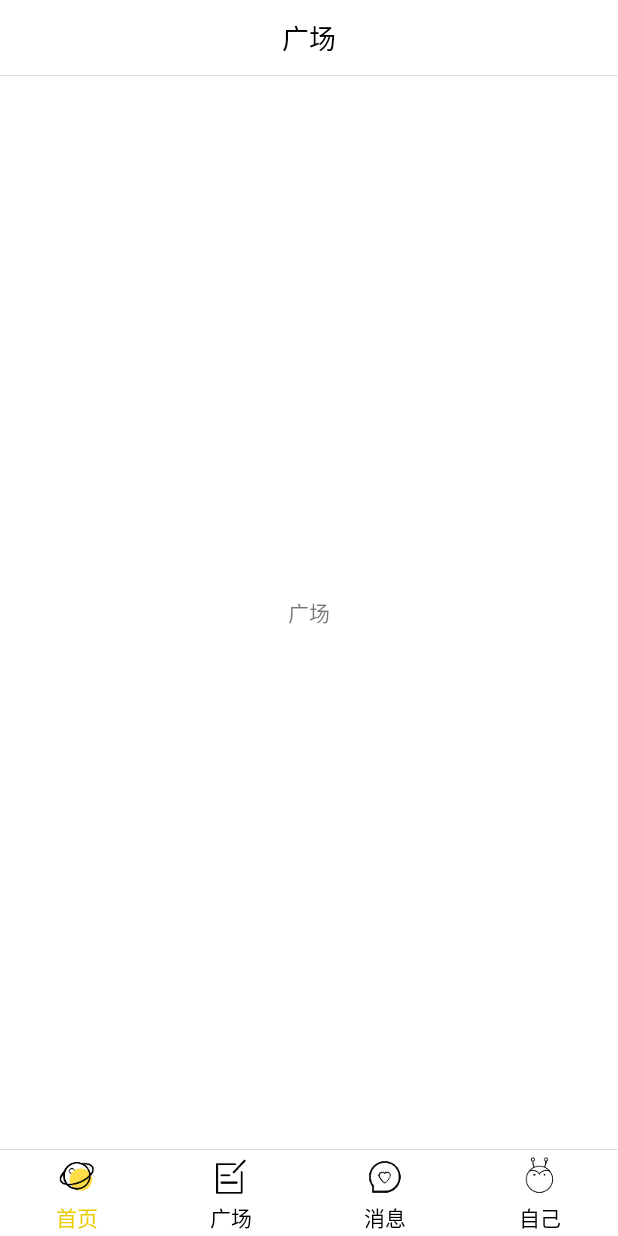
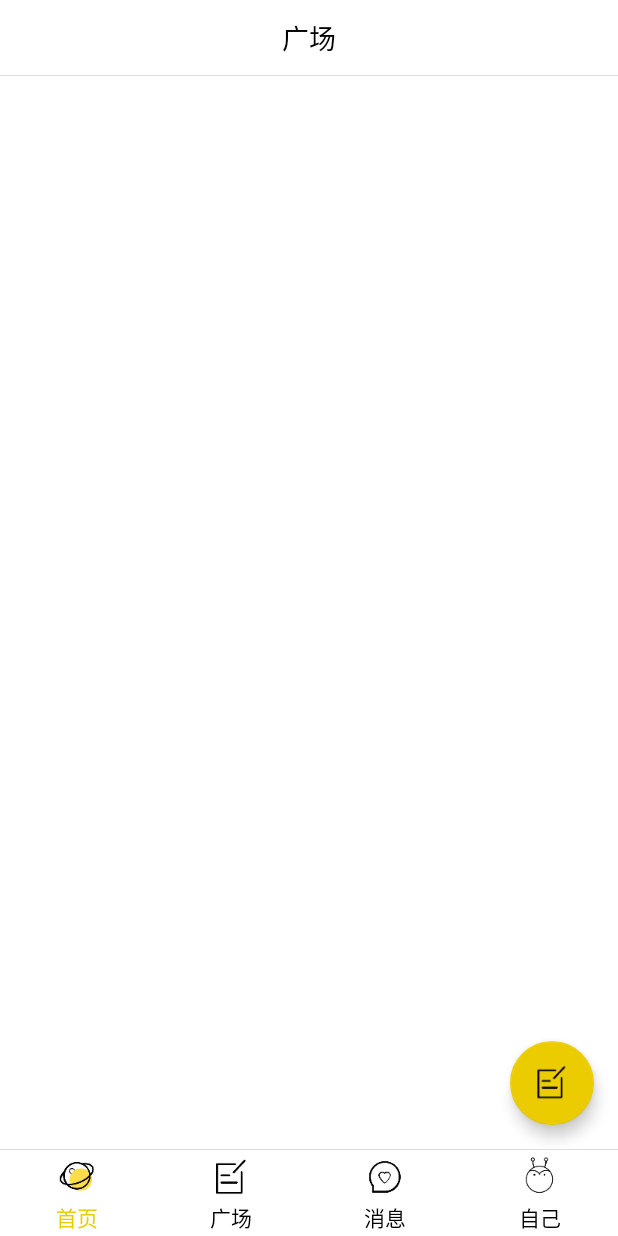
Before and after one commit to SUHONGJIN/PartTimer, an Android app: the fragment PostFragment placed in its activity, on a phone screen of 412 x 824 dp. Run offline under Robolectric (Android 15) with nearby library versions, the phone set to English and light mode, and no system bars; our stand-ins replace ButterKnife; libraries missing offline, so code that uses them is left out: com.youth.banner; pictures from the network do not load; 7 statements that could not run were skipped.

Commit message:
添加悬浮按钮

```diff
--- a/app/build.gradle
+++ b/app/build.gradle
@@ -19,7 +19,7 @@ android {
 }
 
 dependencies {
-    implementation fileTree(dir: 'libs', include: ['*.jar'])
+    implementation fileTree(include: ['*.jar'], dir: 'libs')
     //noinspection GradleCompatible
     implementation 'com.android.support:appcompat-v7:28.0.0'
     implementation 'com.android.support.constraint:constraint-layout:1.1.3'
@@ -40,6 +40,5 @@ dependencies {
     annotationProcessor 'com.jakewharton:butterknife-compiler:8.4.0'
     //轮播图
     implementation 'com.youth.banner:banner:1.4.10'
-
-
+    implementation 'com.android.support:design:28.0.0'
 }
--- a/app/src/main/java/com/bee/parttimer/base/BaseFragment.java
+++ b/app/src/main/java/com/bee/parttimer/base/BaseFragment.java
@@ -3,6 +3,7 @@ package com.bee.parttimer.base;
 import android.os.Bundle;
 import android.support.annotation.Nullable;
 import android.support.v4.app.Fragment;
+import android.view.View;
 
 
 public abstract class BaseFragment extends Fragment {
@@ -11,6 +12,6 @@ public abstract class BaseFragment extends Fragment {
         super.onCreate(savedInstanceState);
 
     }
-    public abstract void initView();
+    public abstract void initView(View view);
     public abstract void initData();
 }
--- a/app/src/main/java/com/bee/parttimer/view/fragment/HomeFragment.java
+++ b/app/src/main/java/com/bee/parttimer/view/fragment/HomeFragment.java
@@ -31,10 +31,6 @@ public class HomeFragment extends BaseFragment {
 
     @BindView(R.id.mBanner)
     Banner mBanner;
-    @BindView(R.id.btn_test)
-    Button btn_test;
-    @BindView(R.id.btn_test2)
-    Button btn_test2;
 
     private Unbinder unbander;
     private List<String> bannerList;
@@ -45,23 +41,13 @@ public class HomeFragment extends BaseFragment {
         View view=inflater.inflate(R.layout.fragment_home,container,false);
         //绑定的时候返回一个unbander对象
         unbander = ButterKnife.bind(this,view);
-        initView();
+        initView(view);
         initData();
         return view;
     }
 
-    @OnClick(R.id.btn_test)
-    public void click(View view){
-        ToastUtils.setOkToast(getContext(),"测试测试1");
-    }
-    @OnClick(R.id.btn_test2)
-    public void ssss(View view2){
-        ToastUtils.setOkToast(getContext(),"测试测试2");
-    }
-
-
     @Override
-    public void initView() {
+    public void initView(View view) {
         //图片地址集合
         bannerList=new ArrayList<>();
         bannerList.add("https://timgsa.baidu.com/timg?image&quality=80&size=b9999_10000&sec=1541497492385&di=128d8fbb2d1a07f1a26149ca68540b59&imgtype=0&src=http%3A%2F%2Fimg.zcool.cn%2Fcommunity%2F01a9225995332f0000002129d42836.jpg%402o.jpg");
--- a/app/src/main/java/com/bee/parttimer/view/fragment/PostFragment.java
+++ b/app/src/main/java/com/bee/parttimer/view/fragment/PostFragment.java
@@ -2,19 +2,46 @@ package com.bee.parttimer.view.fragment;
 
 import android.os.Bundle;
 import android.support.annotation.Nullable;
+import android.support.design.widget.FloatingActionButton;
 import android.support.v4.app.Fragment;
 import android.view.LayoutInflater;
 import android.view.View;
 import android.view.ViewGroup;
 
 import com.bee.parttimer.R;
+import com.bee.parttimer.base.BaseFragment;
+import com.bee.parttimer.utils.ToastUtils;
+
+import butterknife.BindView;
+import butterknife.ButterKnife;
 
 
-public class PostFragment extends Fragment {
+public class PostFragment extends BaseFragment {
+    @BindView(R.id.float_btn)
+    FloatingActionButton float_btn;
     @Nullable
     @Override
     public View onCreateView(LayoutInflater inflater, @Nullable ViewGroup container, @Nullable Bundle savedInstanceState) {
         View view=inflater.inflate(R.layout.fragment_post,container,false);
+        ButterKnife.bind(this,view);
+        initView(view);
+        initData();
         return view;
     }
+
+    @Override
+    public void initView(View view) {
+        float_btn=(FloatingActionButton)view.findViewById(R.id.float_btn);
+        float_btn.setOnClickListener(new View.OnClickListener() {
+            @Override
+            public void onClick(View view) {
+                ToastUtils.setOkToast(getContext(),"悬浮按钮！");
+            }
+        });
+    }
+
+    @Override
+    public void initData() {
+
+    }
 }
--- a/app/src/main/res/layout/fragment_post.xml
+++ b/app/src/main/res/layout/fragment_post.xml
@@ -2,6 +2,7 @@
 <LinearLayout xmlns:android="http://schemas.android.com/apk/res/android"
     android:layout_width="match_parent"
     android:layout_height="match_parent"
+    xmlns:app="http://schemas.android.com/apk/res-auto"
     android:orientation="vertical"
     android:background="#fff">
     <RelativeLayout
@@ -19,10 +20,19 @@
         android:layout_width="match_parent"
         android:layout_height="1px"
         android:background="#ddd"/>
-    <TextView
+    <FrameLayout
         android:layout_width="match_parent"
-        android:layout_height="match_parent"
-        android:gravity="center"
-        android:text="广场"/>
+        android:layout_height="match_parent">
+        <android.support.design.widget.FloatingActionButton
+            android:id="@+id/float_btn"
+            android:layout_width="wrap_content"
+            android:layout_height="wrap_content"
+            app:backgroundTint="@color/yellow"
+            app:rippleColor="@color/gray"
+            android:layout_gravity="bottom|end"
+            android:layout_margin="16dp"
+            app:maxImageSize="30dp"
+            android:src="@mipmap/ic_post_d"/>
+    </FrameLayout>
 
 </LinearLayout>
```
Also changed, not shown: app/src/main/res/layout/activity_setting.xml (+4 -3 lines), app/src/main/res/layout/fragment_home.xml (+1 -12 lines).
